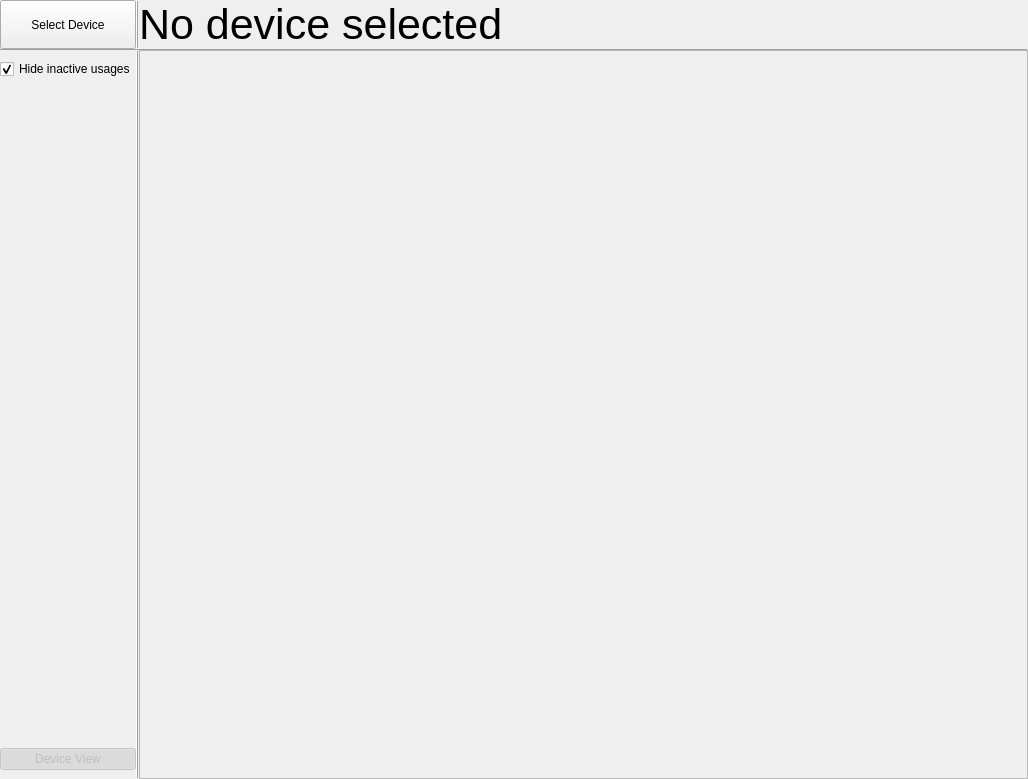
This is hidviz/src/Window.ui in hidviz/hidviz as Qt 5 draws it before an edit. The edited form follows.
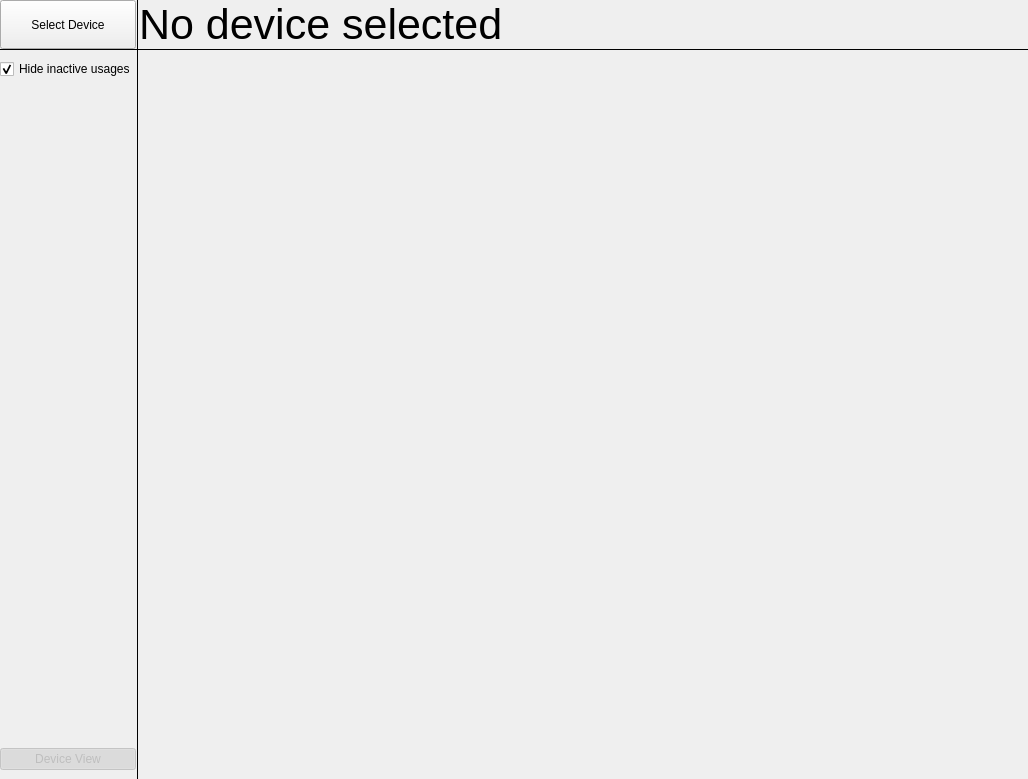
This is the edited form. Icons and pictures are not drawn.

Commit message: Fix double frames

```diff
--- a/hidviz/src/Window.ui
+++ b/hidviz/src/Window.ui
@@ -98,7 +98,7 @@
       <enum>QFrame::VLine</enum>
      </property>
      <property name="frameShadow">
-      <enum>QFrame::Raised</enum>
+      <enum>QFrame::Plain</enum>
      </property>
     </widget>
    </item>
@@ -108,7 +108,7 @@
       <enum>QFrame::VLine</enum>
      </property>
      <property name="frameShadow">
-      <enum>QFrame::Raised</enum>
+      <enum>QFrame::Plain</enum>
      </property>
     </widget>
    </item>
@@ -124,7 +124,7 @@
       <enum>QFrame::HLine</enum>
      </property>
      <property name="frameShadow">
-      <enum>QFrame::Raised</enum>
+      <enum>QFrame::Plain</enum>
      </property>
     </widget>
    </item>
@@ -136,6 +136,9 @@
        <verstretch>0</verstretch>
       </sizepolicy>
      </property>
+     <property name="frameShape">
+      <enum>QFrame::NoFrame</enum>
+     </property>
      <property name="widgetResizable">
       <bool>true</bool>
      </property>
```
